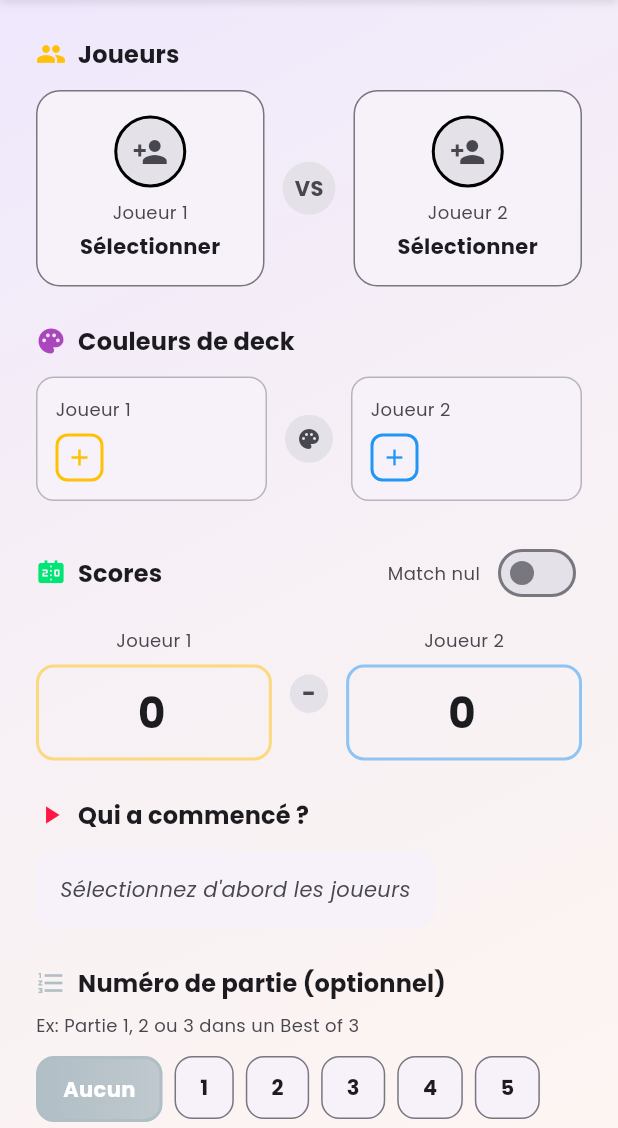
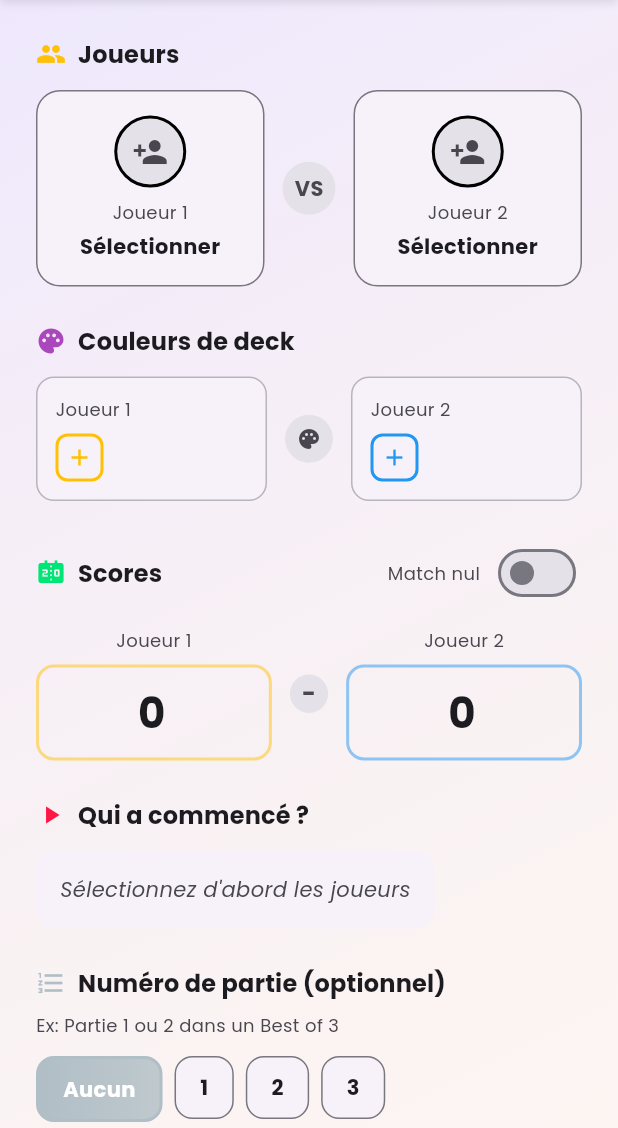
Before and after one commit to Jbijjer/lorcana_lore_counter, a Flutter app: the ManualEntryScreen screen opened directly, on a phone screen of 412 x 824 dp, the part 108-1236 px from its top. Run offline on Flutter 3.47's test engine with Material 3 defaults, Android fonts, the phone set to English and light mode, and no system bars; our stand-ins replace flutter_riverpod, flutter_svg, freezed_annotation, google_fonts, hive, hive_flutter and 2 more; accounts and stored records are empty; generated files the repository leaves out were written again.

Commit message:
Ajuster le nombre de partie possible à entrer.

```diff
--- a/lib/features/game/presentation/screens/manual_entry_screen.dart
+++ b/lib/features/game/presentation/screens/manual_entry_screen.dart
@@ -820,7 +820,7 @@ class _ManualEntryScreenState extends ConsumerState<ManualEntryScreen>
         _buildSectionTitle('Numéro de partie (optionnel)', Icons.format_list_numbered, AppTheme.steelColor),
         const SizedBox(height: 8),
         Text(
-          'Ex: Partie 1, 2 ou 3 dans un Best of 3',
+          'Ex: Partie 1 ou 2 dans un Best of 3',
           style: TextStyle(
             fontSize: 12,
             color: Theme.of(context).colorScheme.onSurfaceVariant,
@@ -835,8 +835,6 @@ class _ManualEntryScreenState extends ConsumerState<ManualEntryScreen>
             _buildRoundNumberOption(1, '1'),
             _buildRoundNumberOption(2, '2'),
             _buildRoundNumberOption(3, '3'),
-            _buildRoundNumberOption(4, '4'),
-            _buildRoundNumberOption(5, '5'),
           ],
         ),
       ],
```
Also changed, not shown: lib/features/game/domain/game_history.freezed.dart.
